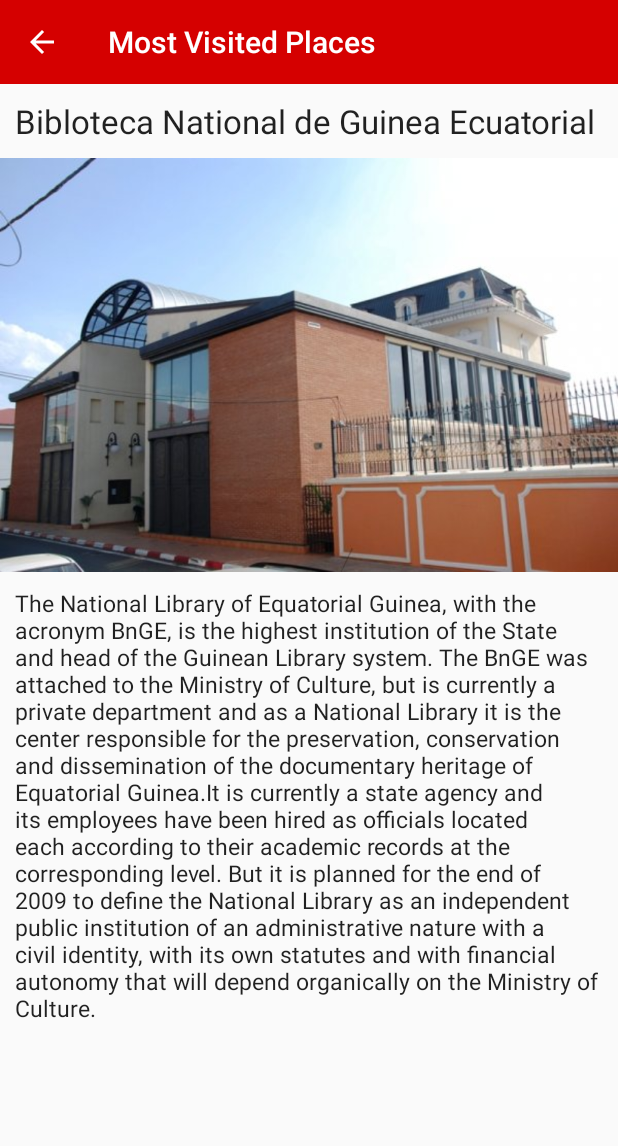
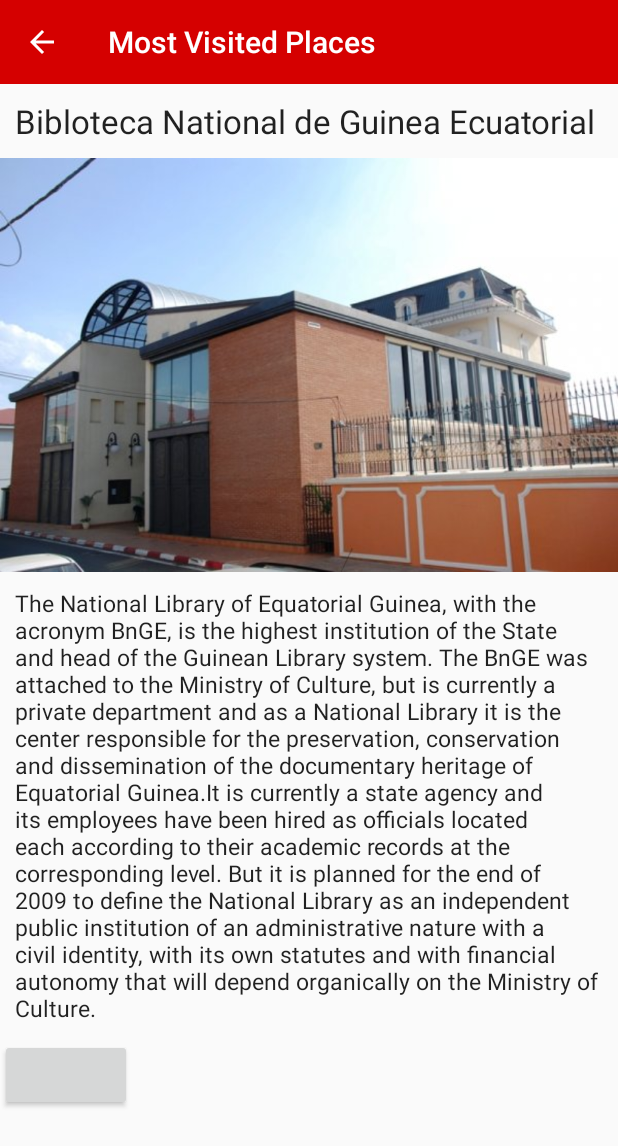
Before and after one commit to francisco50/Mimalabo, an Android app: the fragment MuseumFragment shown on its own in the app's theme, after a tap on "Bibloteca National de Guinea Ecuatorial", on a phone screen of 412 x 824 dp. Shown: the top 1146 px of the screen. Run offline under Robolectric (Android 15) with nearby library versions, the phone set to English and light mode, and no system bars.

Commit message:
In this new commit i added a map button to the locations in the PlacesActivity for museums and other places.

```diff
--- a/app/src/main/java/com/example/mimalabo/DetailsActivities/Activity_places_detail.java
+++ b/app/src/main/java/com/example/mimalabo/DetailsActivities/Activity_places_detail.java
@@ -6,7 +6,11 @@
 import androidx.appcompat.widget.Toolbar;
 import androidx.core.content.ContextCompat;
 
+import android.content.Intent;
+import android.net.Uri;
 import android.os.Bundle;
+import android.view.View;
+import android.widget.Button;
 import android.widget.ImageView;
 import android.widget.TextView;
 
@@ -17,6 +21,7 @@
 public class Activity_places_detail extends AppCompatActivity {
 
     public static final String EXTRA_HOTEL_ID1 = "placesId";
+    private static final String COORDINATES = "3.734893,8.7572579";
 
     @Override
     protected void onCreate(Bundle savedInstanceState)
@@ -48,5 +53,30 @@
         String placesDescrip = Places.places[placesId].getDescription1();
         TextView textView1 = (TextView)findViewById(R.id.places_textdescrip);
         textView1.setText(placesDescrip);
+
+
+
+        //Button button = (Button)findViewById(R.id.map_cordinates);
+
+        //Button button = (Button)cardView.findViewById(R.id.info_coordinate);
+        /*button.setOnClickListener(new View.OnClickListener() {
+            @Override
+            public void onClick(View v)
+            {
+                Uri uri = Uri.parse("geo:" + COORDINATES);
+                Intent intent = new Intent(Intent.ACTION_VIEW,uri);
+                StartActivity(intent);
+            }
+
+            private void StartActivity(Intent intent) {
+            }
+        });*/
+    }
+
+    public void displayMap(View view) {
+        Uri uri = Uri.parse("geo:" + COORDINATES);
+        Intent intent = new Intent(Intent.ACTION_VIEW,uri);
+        startActivity(intent);
+
     }
 }
--- a/app/src/main/java/com/example/mimalabo/Fragments/CaptionedImagesAdapter.java
+++ b/app/src/main/java/com/example/mimalabo/Fragments/CaptionedImagesAdapter.java
@@ -1,8 +1,11 @@
 package com.example.mimalabo.Fragments;
 
+import android.content.Intent;
 import android.graphics.drawable.Drawable;
+import android.net.Uri;
 import android.view.LayoutInflater;
 import android.view.ViewGroup;
+import android.widget.Button;
 import android.widget.ImageView;
 import android.widget.TextView;
 
@@ -11,15 +14,19 @@
 import androidx.recyclerview.widget.RecyclerView;
 import android.view.View;
 
+import com.example.mimalabo.Fragment_classes.Culture;
 import com.example.mimalabo.R;
 
 class CaptionedImagesAdapter extends RecyclerView.Adapter<CaptionedImagesAdapter.ViewHolder>
 {
 
 
+
+
     String[] captions;
     int[] imagesId;
     String[] descrip;
+    String[] coordinates;
     private Listener listener;
 
     interface Listener
@@ -27,11 +34,12 @@
         void onClick(int position);
     }
 
-    public CaptionedImagesAdapter(String[] captions, int[] imagesId, String[] descrip)
+    public CaptionedImagesAdapter(String[] captions, int[] imagesId, String[] descrip, String[] coordinates)
     {
         this.captions = captions;
         this.imagesId = imagesId;
         this.descrip = descrip;
+        this.coordinates = coordinates;
     }
 
     @Override
@@ -77,6 +85,10 @@
        TextView textView = (TextView)cardView.findViewById(R.id.info_textdescrip);
         textView.setText(descrip[position]);
 
+
+
+
+
         cardView.setOnClickListener(new View.OnClickListener() {
             @Override
             public void onClick(View v)
--- a/app/src/main/java/com/example/mimalabo/Fragments/MuseumFragment.java
+++ b/app/src/main/java/com/example/mimalabo/Fragments/MuseumFragment.java
@@ -4,18 +4,24 @@
 import android.content.Intent;
 import android.os.Bundle;
 
+import androidx.annotation.NonNull;
 import androidx.fragment.app.Fragment;
 import androidx.recyclerview.widget.GridLayoutManager;
 import androidx.recyclerview.widget.RecyclerView;
 
 import android.view.LayoutInflater;
+import android.view.Menu;
+import android.view.MenuInflater;
 import android.view.View;
 import android.view.ViewGroup;
 
 import com.example.mimalabo.DetailsActivities.Activity_places_detail;
 import com.example.mimalabo.Fragment_classes.Places;
-import com.example.mimalabo.Fragments.CaptionedImagesAdapter;
 import com.example.mimalabo.R;
+import android.view.Menu;
+import android.view.MenuItem;
+import android.widget.Button;
+import android.widget.Toolbar;
 
 
 public class MuseumFragment extends Fragment {
@@ -26,6 +32,7 @@
                              Bundle savedInstanceState) {
         // Inflate the layout for this fragment
         RecyclerView placesrecycler = (RecyclerView)inflater.inflate(R.layout.fragment_places,container,false);
+
 
         String[] placesname = new String[Places.places.length];
         for(int i=0;i<placesname.length;i++)
@@ -45,7 +52,8 @@
            // placesdescription[i] = Places.places[i].getDescription1();
         }
 
-        CaptionedImagesAdapter adapter = new CaptionedImagesAdapter(placesname, placesImages, placesdescription);
+
+        CaptionedImagesAdapter adapter = new CaptionedImagesAdapter(placesname, placesImages, placesdescription,null);
         placesrecycler.setAdapter(adapter);
         GridLayoutManager layoutManager = new GridLayoutManager(getActivity(),2);
         placesrecycler.setLayoutManager(layoutManager);
@@ -63,4 +71,10 @@
 
     }
 
+    @Override
+    public void onCreateOptionsMenu(Menu menu,MenuInflater inflater) {
+
+        inflater.inflate(R.menu.menu_main,menu);
+        super.onCreateOptionsMenu(menu, inflater);
+    }
 }
--- a/app/src/main/java/com/example/mimalabo/Fragments/RestaurantsFragment.java
+++ b/app/src/main/java/com/example/mimalabo/Fragments/RestaurantsFragment.java
@@ -47,7 +47,7 @@
             // placesdescription[i] = Places.places[i].getDescription1();
         }
 
-        CaptionedImagesAdapter adapter = new CaptionedImagesAdapter(resname, resImages, resdescription);
+        CaptionedImagesAdapter adapter = new CaptionedImagesAdapter(resname, resImages, resdescription,null);
         restaurantsrecycler.setAdapter(adapter);
         GridLayoutManager layoutManager = new GridLayoutManager(getActivity(),2);
         restaurantsrecycler.setLayoutManager(layoutManager);
--- a/app/src/main/java/com/example/mimalabo/Fragments/TopFragment.java
+++ b/app/src/main/java/com/example/mimalabo/Fragments/TopFragment.java
@@ -26,6 +26,8 @@
     public View onCreateView(LayoutInflater inflater, ViewGroup container,
                              Bundle savedInstanceState)
     {
+
+
         // Inflate the layout for this fragment
         RecyclerView hotelRecycler = (RecyclerView)inflater.inflate(R.layout.fragment_hotel,container,false);
 
@@ -48,7 +50,7 @@
            // hotelDescription[i] = Hotel.hotels[i].getDescrip();
         }
 
-        CaptionedImagesAdapter adapter = new CaptionedImagesAdapter(hotelnames,hotelImages,hotelDescription);
+        CaptionedImagesAdapter adapter = new CaptionedImagesAdapter(hotelnames,hotelImages,hotelDescription,null);
         hotelRecycler.setAdapter(adapter);
         GridLayoutManager layoutManager = new GridLayoutManager(getActivity(),2);
         hotelRecycler.setLayoutManager(layoutManager);
--- a/app/src/main/java/com/example/mimalabo/Fragments/UrbanFragment.java
+++ b/app/src/main/java/com/example/mimalabo/Fragments/UrbanFragment.java
@@ -46,7 +46,7 @@
             //resdescription[i] = Urban.urbans[i].getDescription();
         }
 
-        CaptionedImagesAdapter adapter = new CaptionedImagesAdapter(resname,resimage,resdescription);
+        CaptionedImagesAdapter adapter = new CaptionedImagesAdapter(resname,resimage,resdescription,null);
         eventrecycler.setAdapter(adapter);
         GridLayoutManager layoutManager = new GridLayoutManager(getActivity(),2);
         eventrecycler.setLayoutManager(layoutManager);
--- a/app/src/main/res/layout/activity_main.xml
+++ b/app/src/main/res/layout/activity_main.xml
@@ -1,5 +1,6 @@
 <?xml version="1.0" encoding="utf-8"?>
-<androidx.constraintlayout.widget.ConstraintLayout xmlns:android="http://schemas.android.com/apk/res/android"
+<androidx.constraintlayout.widget.ConstraintLayout
+    xmlns:android="http://schemas.android.com/apk/res/android"
     xmlns:app="http://schemas.android.com/apk/res-auto"
     xmlns:tools="http://schemas.android.com/tools"
     android:layout_width="match_parent"
--- a/app/src/main/res/layout/activity_places_detail.xml
+++ b/app/src/main/res/layout/activity_places_detail.xml
@@ -5,7 +5,7 @@
     xmlns:tools="http://schemas.android.com/tools"
     android:layout_width="match_parent"
     android:layout_height="match_parent"
-    android:fillViewport="false"
+    android:fillViewport="true"
     android:orientation="vertical"
     tools:context=".DetailsActivities.Activity_places_detail">
 
@@ -43,6 +43,13 @@
             android:layout_height="wrap_content"
             android:textAppearance="?android:attr/textAppearanceLarge"/>
 
+
+        <Button
+            android:id="@+id/map_cordinates"
+            android:onClick="displayMap"
+            android:layout_width="wrap_content"
+            android:layout_height="wrap_content" />
+
     </LinearLayout>
 
 
--- a/app/src/main/res/layout/card_captioned_image.xml
+++ b/app/src/main/res/layout/card_captioned_image.xml
@@ -34,6 +34,7 @@
             android:layout_width="match_parent"
             android:layout_height="wrap_content"
             android:textSize="12sp"/>
+
     </LinearLayout>
 
 </androidx.cardview.widget.CardView>
--- a/app/src/main/res/layout/fragment_people.xml
+++ b/app/src/main/res/layout/fragment_people.xml
@@ -3,6 +3,7 @@
     xmlns:tools="http://schemas.android.com/tools"
     android:layout_width="match_parent"
     android:layout_height="match_parent"
+    android:orientation="vertical"
     tools:context=".Fragments.PeopleFragment">
 
     <!-- TODO: Update blank fragment layout -->
@@ -11,4 +12,8 @@
         android:layout_height="match_parent"
          />
 
+    <Button
+        android:layout_width="wrap_content"
+        android:layout_height="wrap_content"/>
+
 </LinearLayout>
--- a/app/src/main/res/menu/menu_main.xml
+++ b/app/src/main/res/menu/menu_main.xml
@@ -1,5 +1,11 @@
 <?xml version="1.0" encoding="utf-8"?>
-<menu xmlns:android="http://schemas.android.com/apk/res/android">
-
+<menu xmlns:android="http://schemas.android.com/apk/res/android"
+    xmlns:app="http://schemas.android.com/apk/res-auto"
+    >
+    <item
+        android:id="@+id/action_map"
+        android:orderInCategory="101"
+        android:title="@string/display_map"
+        app:showAsAction="always"/>
 
 </menu>
--- a/app/src/main/res/values/strings.xml
+++ b/app/src/main/res/values/strings.xml
@@ -64,5 +64,6 @@
 
     <!-- TODO: Remove or change this placeholder text -->
     <string name="hello_blank_fragment">Hello blank fragment</string>
+    <string name="display_map">Display map</string>
 
 </resources>
--- a/build.gradle
+++ b/build.gradle
@@ -7,7 +7,7 @@
 
     }
     dependencies {
-        classpath 'com.android.tools.build:gradle:3.5.3'
+        classpath 'com.android.tools.build:gradle:4.0.0'
 
         // NOTE: Do not place your application dependencies here; they belong
         // in the individual module build.gradle files
```
Also changed, not shown: app/src/main/java/com/example/mimalabo/Fragment_classes/Culture.java (+18 -10 lines), app/src/main/java/com/example/mimalabo/Fragments/PeopleFragment.java (+14 -1 lines), app/src/main/res/layout/fragment_museum.xml (+6 -3 lines), gradle/wrapper/gradle-wrapper.properties.
